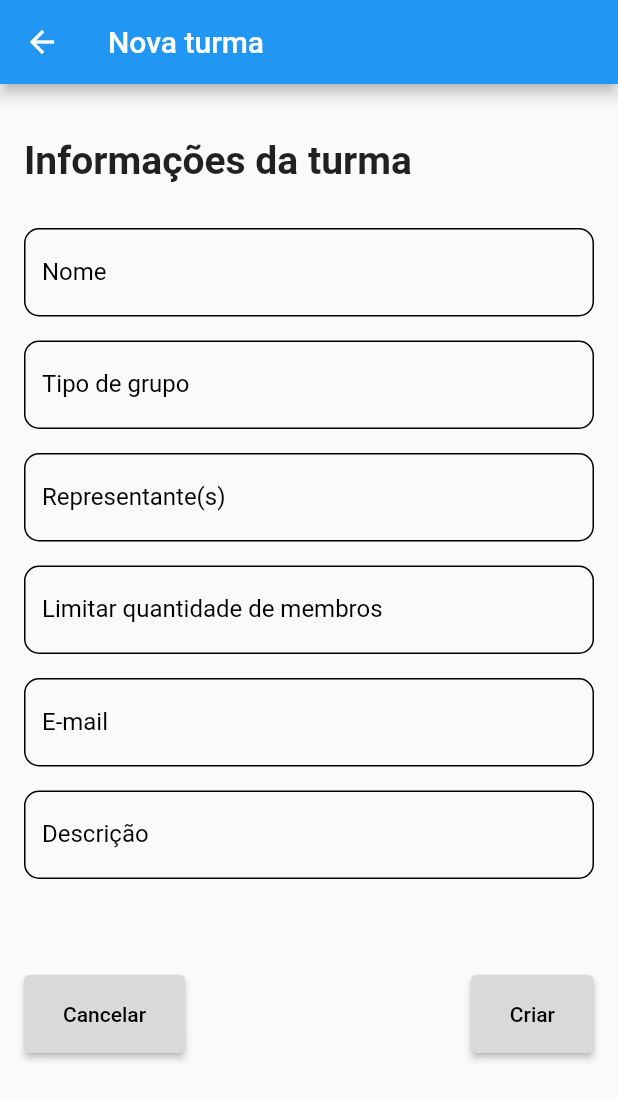
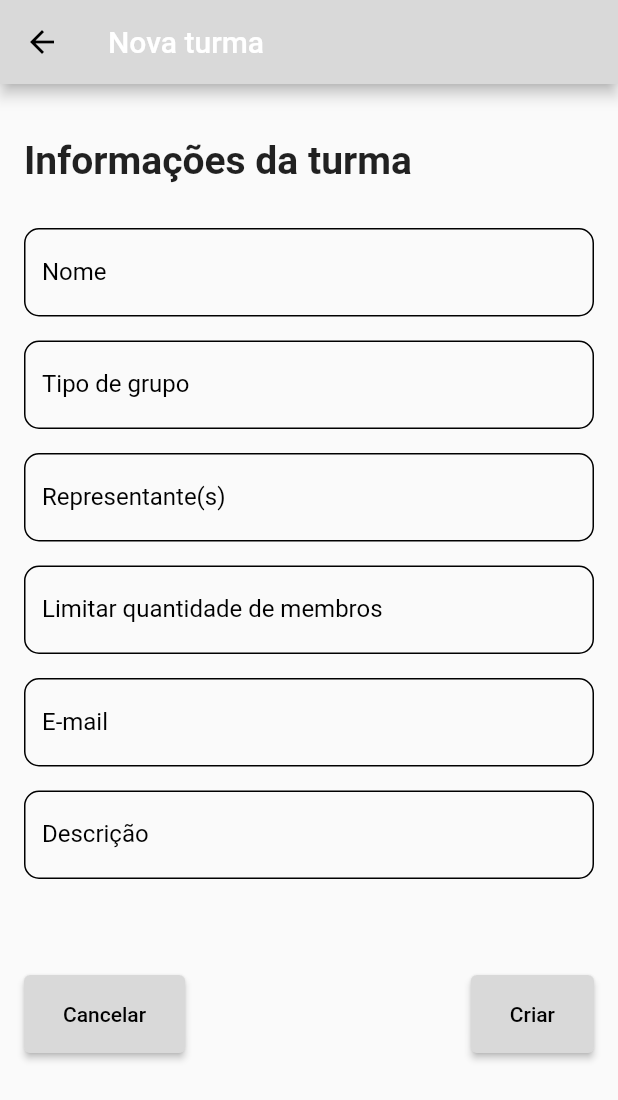
Before and after one commit to WallisonRP/ppdm-fatecrp, a Flutter app: the screen it shows after launch, after a tap on "Add Turma", on a phone screen of 412 x 824 dp. Shown: the top 1100 px of the screen. Run offline on Flutter 3.47's test engine with Material 2 defaults, Android fonts, the phone set to English and light mode, and no system bars.

Commit message:
change icon color

```diff
--- a/ppdm_fatecrp/lib/model/card_itens.dart
+++ b/ppdm_fatecrp/lib/model/card_itens.dart
@@ -3,6 +3,7 @@
 import 'package:flutter/material.dart';
 
 CardItens(titulo, icon) {
+
   return Container(
     margin: EdgeInsets.only(left: 16, bottom: 16),
     padding: EdgeInsets.only(top: 8),
--- a/ppdm_fatecrp/lib/view/menu_view/tela_inicial.dart
+++ b/ppdm_fatecrp/lib/view/menu_view/tela_inicial.dart
@@ -16,6 +16,9 @@ class _TelaInicialState extends State<TelaInicial> {
   Widget build(BuildContext context) {
     return Scaffold(
       appBar: AppBar(
+        iconTheme: IconThemeData(
+            color: Colors.black
+          ),
         backgroundColor: Color(0xffD9D9D9),
         title: Text(
           // 'Página inicial',
@@ -41,7 +44,7 @@ class _TelaInicialState extends State<TelaInicial> {
                           TextStyle(fontSize: 18, fontWeight: FontWeight.bold),
                     ),
                     Text(
-                      "Aqui você encontra as principais ferramentas do\naplicativo.",
+                      "Aqui você encontra as principais\nferramentas do aplicativo.",
                       textAlign: TextAlign.start,
                       style:
                           TextStyle(fontSize: 12, fontWeight: FontWeight.w500),
@@ -49,7 +52,7 @@ class _TelaInicialState extends State<TelaInicial> {
                   ],
                 ),
                 Image.asset(
-                  '../lib/assets/images/home_image.png',
+                  'lib/assets/images/home_image.png',
                   width: 156,
                   height: 156,
                 )
--- a/ppdm_fatecrp/lib/view/menu_view/tela_turmas.dart
+++ b/ppdm_fatecrp/lib/view/menu_view/tela_turmas.dart
@@ -23,6 +23,9 @@ class _TelaTurmasState extends State<TelaTurmas> {
   Widget build(BuildContext context) {
     return Scaffold(
       appBar: AppBar(
+        iconTheme: IconThemeData(
+            color: Colors.black
+          ),
         backgroundColor: Color(0xffD9D9D9),
         title: Text(
           // 'Página inicial',
--- a/ppdm_fatecrp/lib/view/tela_cadastrar_aluno.dart
+++ b/ppdm_fatecrp/lib/view/tela_cadastrar_aluno.dart
@@ -14,6 +14,9 @@ class _TelaCadastrarAlunoState extends State<TelaCadastrarAluno> {
   Widget build(BuildContext context) {
     return Scaffold(
         appBar: AppBar(
+          iconTheme: IconThemeData(
+            color: Colors.black
+          ),
           title: Text(
             'Cadastrar aluno',
             style: TextStyle(color: Colors.black),
--- a/ppdm_fatecrp/lib/view/tela_cadastrar_turma.dart
+++ b/ppdm_fatecrp/lib/view/tela_cadastrar_turma.dart
@@ -19,6 +19,10 @@ class _TelaCadastrarTurmaState extends State<TelaCadastrarTurma> {
   Widget build(BuildContext context) {
     return Scaffold(
       appBar: AppBar(
+        backgroundColor: Color(0xffD9D9D9),
+        iconTheme: IconThemeData(
+            color: Colors.black
+          ),
         title: Text('Nova turma'),
       ),
       body: SingleChildScrollView(
--- a/ppdm_fatecrp/lib/view/tela_editar_perfil.dart
+++ b/ppdm_fatecrp/lib/view/tela_editar_perfil.dart
@@ -14,6 +14,9 @@ class _EditarPerfilAlunoState extends State<EditarPerfilAluno> {
   Widget build(BuildContext context) {
     return Scaffold(
       appBar: AppBar(
+        iconTheme: IconThemeData(
+            color: Colors.black
+          ),
         title: Text('Editar Perfil'),
         backgroundColor: Color(0xffD9D9D9)
       ),
--- a/ppdm_fatecrp/lib/view/tela_sobre.dart
+++ b/ppdm_fatecrp/lib/view/tela_sobre.dart
@@ -16,6 +16,9 @@ class _TelaSobreState extends State<TelaSobre> {
   Widget build(BuildContext context) {
     return Scaffold(
       appBar: AppBar(
+        iconTheme: IconThemeData(
+            color: Colors.black
+          ),
         title: Text('Sobre'),
       ),
       body: Container(
--- a/ppdm_fatecrp/lib/view/turma.dart
+++ b/ppdm_fatecrp/lib/view/turma.dart
@@ -28,6 +28,9 @@ class _TurmaState extends State<Turma> {
   Widget build(BuildContext context) {
     return Scaffold(
       appBar: AppBar(
+        iconTheme: IconThemeData(
+            color: Colors.black
+          ),
         backgroundColor: Color(0xffD9D9D9),
         title: Text(
           '4° Semestre',
```
Also changed, not shown: ppdm_fatecrp/lib/view/tela_cadastrar_rosto.dart (+6 -2 lines), ppdm_fatecrp/lib/view/tela_perfil.dart (+23 -16 lines).
